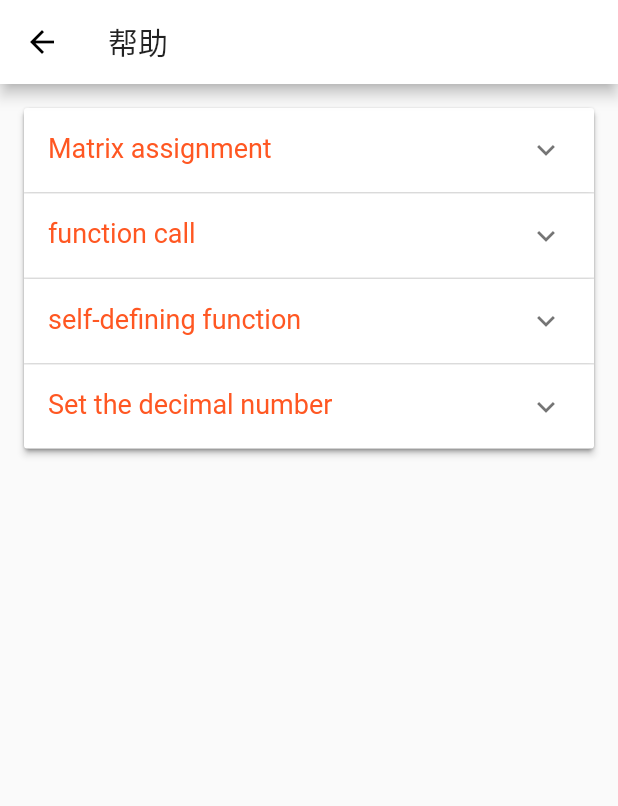
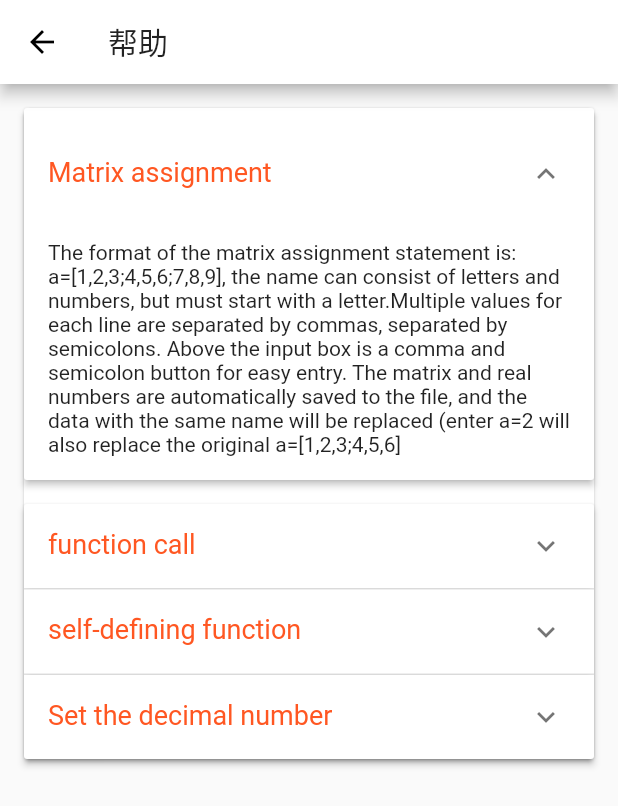
Before and after one commit to spadekmit/Flutter_Calculate, a Flutter app: the helpView screen opened directly, after a tap on the "expand more" icon, on a phone screen of 412 x 824 dp. Shown: the top 806 px of the screen. Run offline on Flutter 3.47's test engine with Material 2 defaults, Android fonts, the phone set to English and light mode, and no system bars.

Commit message:
修复帮助界面bug

```diff
--- a/lib/View/myview.dart
+++ b/lib/View/myview.dart
@@ -3,7 +3,6 @@ import 'package:flutter/services.dart';
 import 'package:xiaoming/data/data.dart';
 import 'package:flutter/cupertino.dart';
 import 'package:xiaoming/command/Matrix.dart';
-import 'package:flutter_localizations/flutter_localizations.dart';
 import 'package:xiaoming/language/xiaomingLocalizations.dart';
 
 ///单个输出文本的视图
@@ -221,76 +220,113 @@ class helpView extends StatefulWidget {
 
 class HelpItem {
   bool isExpanded;
-  final String header;
-  final Widget body;
-  HelpItem(this.isExpanded, this.header, this.body);
+  int index;
+
+  static int count = 0;
+//  final String header;
+//  final Widget body;
+  HelpItem(bool isExpanded) {
+    this.isExpanded = isExpanded;
+    count++;
+    this.index = count;
+  }
 }
 
 ///控制帮助界面的状态
 class _helpViewState extends State<helpView> {
+  List<HelpItem> items = <HelpItem>[
+    new HelpItem(false),
+    new HelpItem(false),
+    new HelpItem(false),
+    new HelpItem(false),
+  ];
+
   @override
   Widget build(BuildContext context) {
-    List<HelpItem> items = <HelpItem>[
-    new HelpItem(
-        false,
-        XiaomingLocalizations.of(context).HelpTab1,
-        Container(
-          margin: EdgeInsets.only(left: 16.0, right: 16.0, bottom: 16.0),
-          child: new Text(XiaomingLocalizations.of(context).HelpTabData1),
-        )),
-    new HelpItem(
-        false,
-        XiaomingLocalizations.of(context).HelpTab2,
-        Container(
-          margin: EdgeInsets.only(left: 16.0, right: 16.0, bottom: 16.0),
-          child: new Text(XiaomingLocalizations.of(context).HelpTabData2),
-        )),
-    new HelpItem(
-        false,
-        XiaomingLocalizations.of(context).HelpTab3,
-        Container(
-          margin: EdgeInsets.only(left: 16.0, right: 16.0, bottom: 16.0),
-          child: new Text(XiaomingLocalizations.of(context).HelpTabData3),
-        )),
-    new HelpItem(
-        false,
-        XiaomingLocalizations.of(context).HelpTab4,
-        Container(
-          margin: EdgeInsets.only(left: 16.0, right: 16.0, bottom: 16.0),
-          child: new Text(XiaomingLocalizations.of(context).HelpTabData4),
-        )),
-  ];
     return new Scaffold(
         appBar: new AppBar(
           title: const Text('帮助'),
         ),
         body: Container(
             margin: const EdgeInsets.all(12.0),
-        child: ListView(
-          children: <Widget>[
+            child: ListView(children: <Widget>[
               new Card(
                   child: new ExpansionPanelList(
                 expansionCallback: (int i, bool b) => setState(() {
                       items[i].isExpanded = !items[i].isExpanded;
                     }),
-              children: items.map((HelpItem item) {
-                return new ExpansionPanel(
+                children: <ExpansionPanel>[
+                  new ExpansionPanel(
                     headerBuilder: (context, isExpanded) {
                       return new ListTile(
-                      leading: new Text(item.header,
+                        leading: new Text(
+                            XiaomingLocalizations.of(context).HelpTab1,
                             style: TextStyle(
                                 fontSize: 18.0, color: Colors.deepOrange)),
                       );
                     },
-                  isExpanded: item.isExpanded,
-                  body: item.body,
-                );
-              }).toList(),
-            ))
-          ],
+                    isExpanded: items[0].isExpanded,
+                    body: Container(
+                      margin: EdgeInsets.only(
+                          left: 16.0, right: 16.0, bottom: 16.0),
+                      child: new Text(
+                          XiaomingLocalizations.of(context).HelpTabData1),
                     ),
                   ),
+                  new ExpansionPanel(
+                    headerBuilder: (context, isExpanded) {
+                      return new ListTile(
+                        leading: new Text(
+                            XiaomingLocalizations.of(context).HelpTab2,
+                            style: TextStyle(
+                                fontSize: 18.0, color: Colors.deepOrange)),
                       );
+                    },
+                    isExpanded: items[1].isExpanded,
+                    body: Container(
+                      margin: EdgeInsets.only(
+                          left: 16.0, right: 16.0, bottom: 16.0),
+                      child: new Text(
+                          XiaomingLocalizations.of(context).HelpTabData2),
+                    ),
+                  ),
+                  new ExpansionPanel(
+                    headerBuilder: (context, isExpanded) {
+                      return new ListTile(
+                        leading: new Text(
+                            XiaomingLocalizations.of(context).HelpTab3,
+                            style: TextStyle(
+                                fontSize: 18.0, color: Colors.deepOrange)),
+                      );
+                    },
+                    isExpanded: items[2].isExpanded,
+                    body: Container(
+                      margin: EdgeInsets.only(
+                          left: 16.0, right: 16.0, bottom: 16.0),
+                      child: new Text(
+                          XiaomingLocalizations.of(context).HelpTabData3),
+                    ),
+                  ),
+                  new ExpansionPanel(
+                    headerBuilder: (context, isExpanded) {
+                      return new ListTile(
+                        leading: new Text(
+                            XiaomingLocalizations.of(context).HelpTab4,
+                            style: TextStyle(
+                                fontSize: 18.0, color: Colors.deepOrange)),
+                      );
+                    },
+                    isExpanded: items[3].isExpanded,
+                    body: Container(
+                      margin: EdgeInsets.only(
+                          left: 16.0, right: 16.0, bottom: 16.0),
+                      child: new Text(
+                          XiaomingLocalizations.of(context).HelpTabData4),
+                    ),
+                  ),
+                ],
+              ))
+            ])));
   }
 }
 
--- a/lib/data/data.dart
+++ b/lib/data/data.dart
@@ -54,7 +54,7 @@ class CmdMethod {
   String EmethodDescription; //函数操作文本
   String methodDescription; //函数详细描述
 
-  CmdMethod(this.name,this.Ename , this.cmdText, this.methodValue, this.methodDescription);
+  CmdMethod(this.name,this.Ename , this.cmdText, this.EmethodDescription, this.methodDescription);
 
 }
 
```
Also changed, not shown: pubspec.lock, 13 other files. Lines whose indentation alone changed are shown as unchanged.
